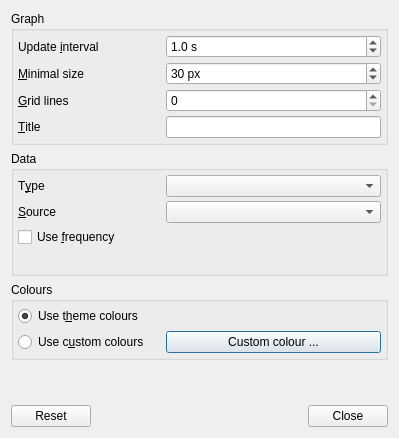
Qt form plugin-sysstat/lxqtsysstatconfiguration.ui (lxqt/lxqt-panel) before a commit.
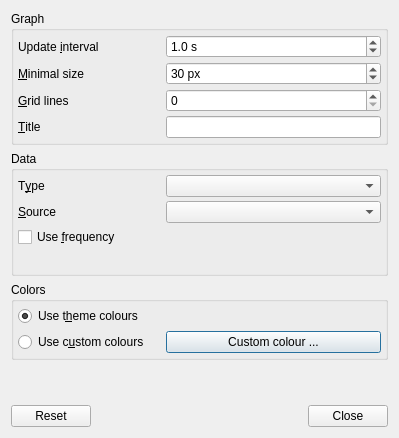
The same form after that commit.

The edit to the form file:
```diff
--- a/plugin-sysstat/lxqtsysstatconfiguration.ui
+++ b/plugin-sysstat/lxqtsysstatconfiguration.ui
@@ -309,7 +309,7 @@
      <item>
       <widget class="QGroupBox" name="coloursGB">
        <property name="title">
-        <string>Colours</string>
+        <string>Colors</string>
        </property>
        <layout class="QGridLayout" name="gridLayout_8" columnstretch="2,3">
         <property name="horizontalSpacing">
```
